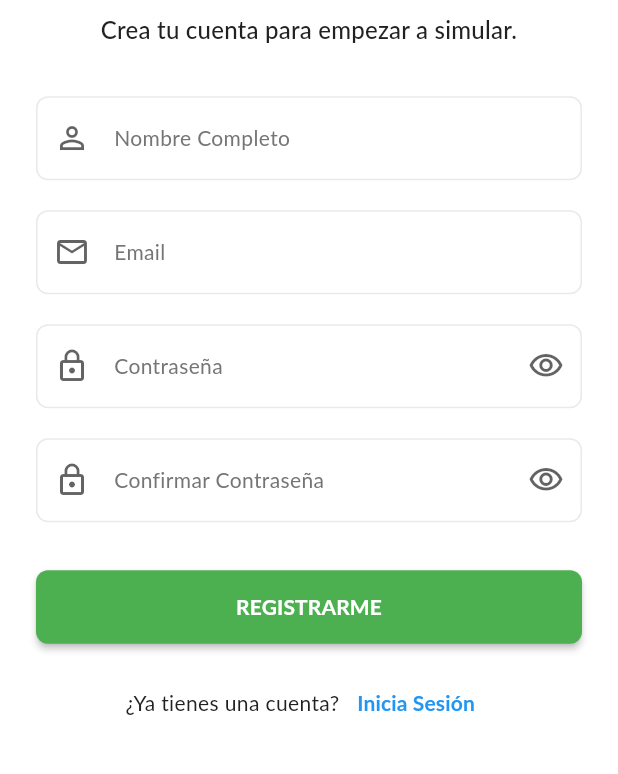
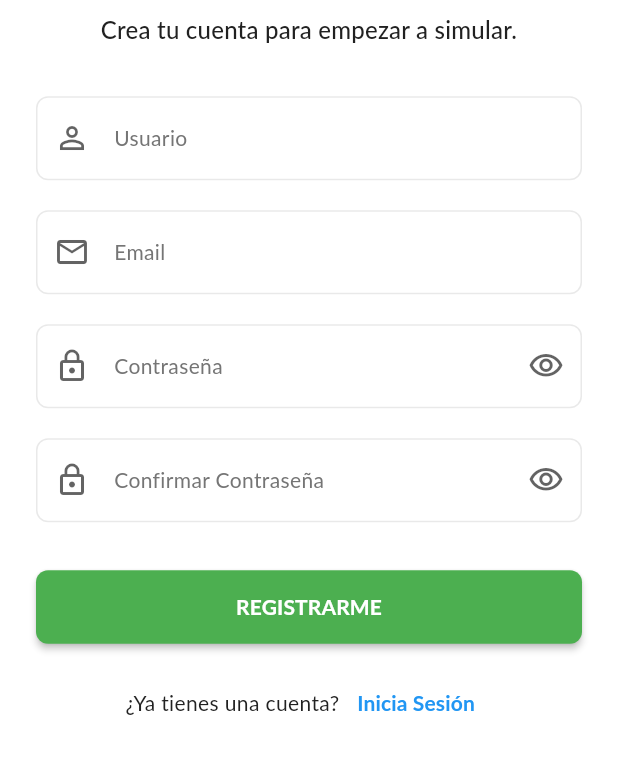
Before and after one commit to M0r3n0SVQ/CryptoAcademy-TFG, a Flutter app: the RegisterScreen screen opened directly, on a phone screen of 412 x 824 dp, the part 314-1088 px from its top. Run offline on Flutter 3.47's test engine with Material 3 defaults, Android fonts, the light colour scheme and no system bars; our stand-ins replace fl_chart, flutter_secure_storage, jwt_decoder; accounts and stored records are empty; Roboto replaces fonts that are missing (Lato).

Commit message:
FIX USUARIO Y HORA

```diff
--- a/CryptoAcademy-Fronted/lib/presentation/screens/auth/register_screen.dart
+++ b/CryptoAcademy-Fronted/lib/presentation/screens/auth/register_screen.dart
@@ -137,14 +137,13 @@ class _RegisterScreenState extends State<RegisterScreen> {
                   TextFormField(
                     controller: _nameController,
                     decoration: InputDecoration(
-                      labelText: 'Nombre Completo',
-                      hintText: 'Tu nombre y apellidos',
+                      labelText: 'Usuario',
                       prefixIcon: Icon(Icons.person_outline, color: colorScheme.onSurfaceVariant.withOpacity(0.7)),
                     ),
                     keyboardType: TextInputType.name,
                     validator: (value) {
                       if (value == null || value.isEmpty) {
-                        return 'Por favor, ingresa tu nombre';
+                        return 'Por favor, ingresa tu usuario';
                       }
                       return null;
                     },
```
Also changed, not shown: 1 other file.
